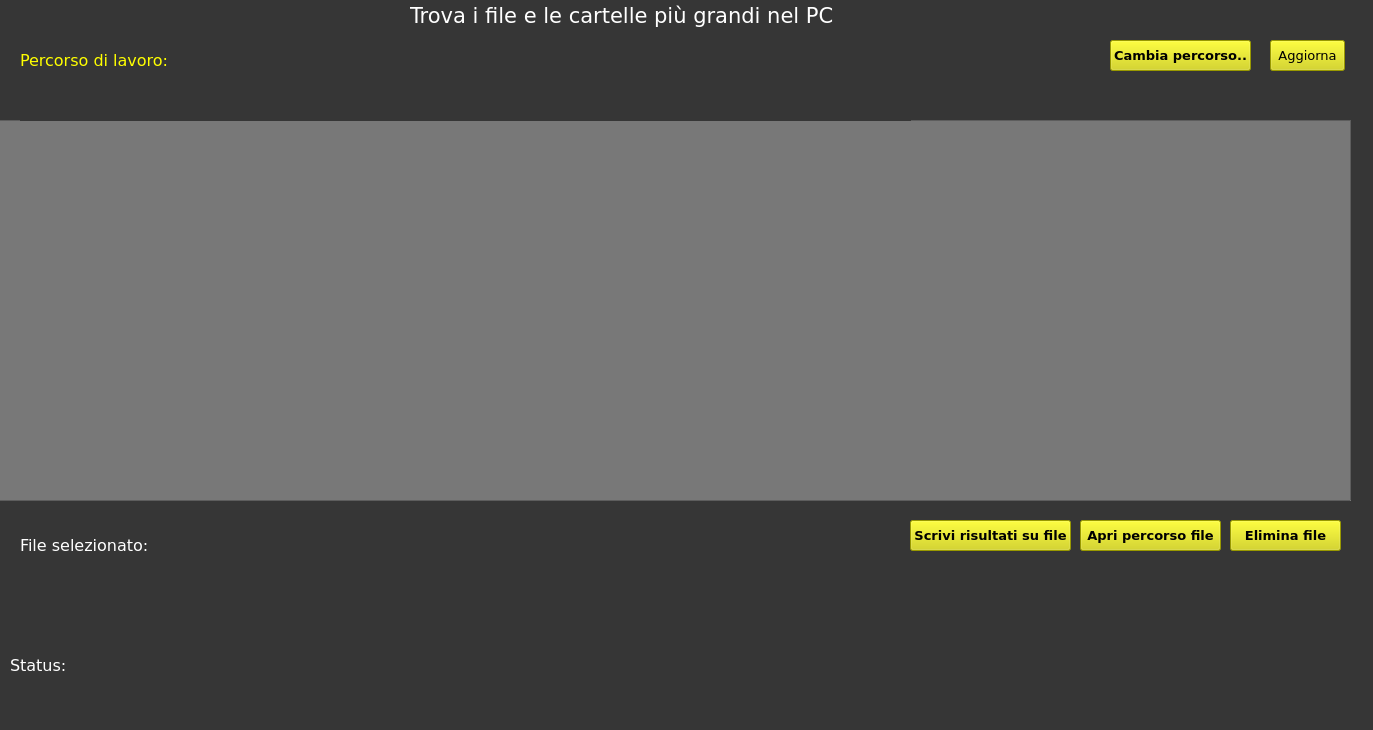
The window that findBiggestFiles.ui (jimponz/findBiggestFiles) describes before a commit, drawn with Qt 5.
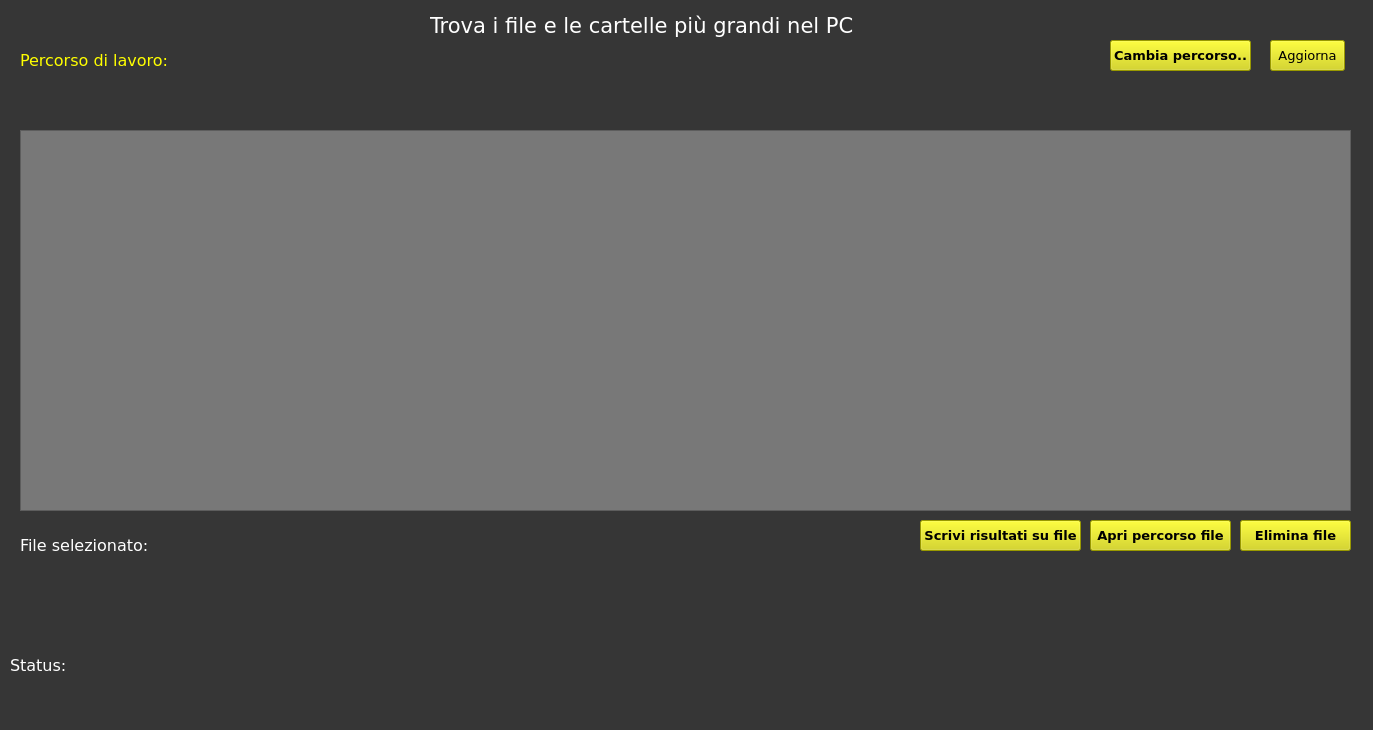
The same window after the commit.

The edit to the form file:
```diff
--- a/findBiggestFiles.ui
+++ b/findBiggestFiles.ui
@@ -26,8 +26,8 @@
    <widget class="QLabel" name="labelTitle">
     <property name="geometry">
      <rect>
-      <x>410</x>
-      <y>0</y>
+      <x>430</x>
+      <y>10</y>
       <width>441</width>
       <height>31</height>
      </rect>
@@ -144,9 +144,9 @@
    <widget class="QListWidget" name="listWidget">
     <property name="geometry">
      <rect>
-      <x>-210</x>
-      <y>120</y>
-      <width>1561</width>
+      <x>20</x>
+      <y>130</y>
+      <width>1331</width>
       <height>381</height>
      </rect>
     </property>
@@ -232,7 +232,7 @@
    <widget class="QPushButton" name="buttonDelete">
     <property name="geometry">
      <rect>
-      <x>1230</x>
+      <x>1240</x>
       <y>520</y>
       <width>111</width>
       <height>31</height>
@@ -284,7 +284,7 @@
    <widget class="QPushButton" name="buttonFolder">
     <property name="geometry">
      <rect>
-      <x>1080</x>
+      <x>1090</x>
       <y>520</y>
       <width>141</width>
       <height>31</height>
@@ -314,7 +314,7 @@
    <widget class="QPushButton" name="buttonWrite">
     <property name="geometry">
      <rect>
-      <x>910</x>
+      <x>920</x>
       <y>520</y>
       <width>161</width>
       <height>31</height>
```
